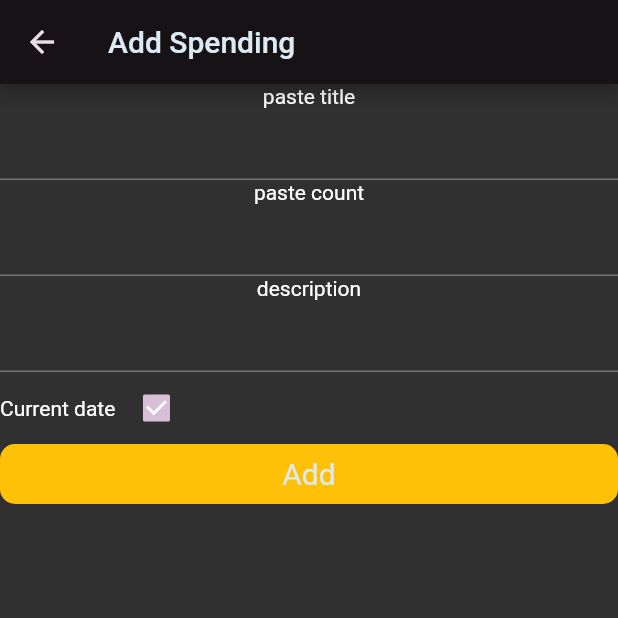
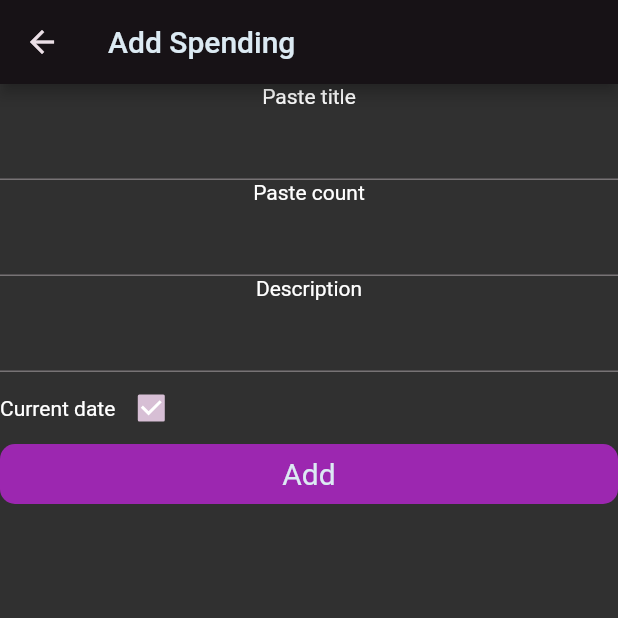
Before and after one commit to MichaelChernyshevsky/timeful-app, a Flutter app: the AddSpedingScreen screen opened by its route, on a phone screen of 412 x 824 dp, the top half of it. Run offline on Flutter 3.47's test engine with Material 2 defaults, Android fonts, the phone set to English and light mode, and no system bars; our stand-ins replace equatable, flutter_bloc, flutter_svg, get_it.

Commit message:
main - add utils (refactor)

```diff
--- a/lib/core/localization/app_localization.dart
+++ b/lib/core/localization/app_localization.dart
@@ -62,6 +62,14 @@ class AppLocalizations {
   // add
   String get add => Intl.message('Add');
   String get addSpending => Intl.message('Add Spending');
+  String get pasteTitle => Intl.message('Paste title');
+  String get pasteCount => Intl.message('Paste count');
+  String get description => Intl.message('Description');
+  String get currentDate => Intl.message('Current date');
+
+  // notification
+  String get errorLoading => Intl.message('Error loading');
+  String get errorAdding => Intl.message('Error adding');
 }
 
 class AppLocalizationsDelegate extends LocalizationsDelegate<AppLocalizations> {
--- a/lib/interface/screens/common/main_screen.dart
+++ b/lib/interface/screens/common/main_screen.dart
@@ -1,6 +1,5 @@
 import 'package:app_with_apps/core/manager/economy_bloc/economy_bloc.dart';
 import 'package:app_with_apps/interface/exports/screens_exports.dart';
-import 'package:flutter/gestures.dart';
 import 'package:flutter_bloc/flutter_bloc.dart';
 
 class MainScreen extends StatefulWidget {
@@ -37,7 +36,7 @@ class _MainScreenState extends State<MainScreen> {
         ],
       ),
       bottomNavigationBar: Container(
-        color: Colors.amber,
+        color: UTILSConstants.purple,
         height: getHeight(80),
         child: Row(
           mainAxisAlignment: MainAxisAlignment.center,
--- a/lib/interface/screens/common/pages/economy/add_spending.dart
+++ b/lib/interface/screens/common/pages/economy/add_spending.dart
@@ -24,7 +24,7 @@ class _AddSpedingScreenState extends State<AddSpedingScreen> {
   TextEditingController contorllerDescription = TextEditingController();
 
   HistoryElement? element;
-  Color buttonColor = Colors.amber;
+  Color buttonColor = UTILSConstants.purple;
   bool currentDate = true;
   DateTime? date;
 
@@ -61,14 +61,14 @@ class _AddSpedingScreenState extends State<AddSpedingScreen> {
       );
     } else {
       setState(() {
-        buttonColor = Colors.red;
+        buttonColor = UTILSConstants.grey;
       });
     }
   }
 
   void stateFunc(EconomyBlocState state) {
     if (state is BlocError) {
-      debugPrint('error adding');
+      debugPrint(AppLocalizations.current.errorAdding);
     } else if (state is BlocSuccess) {
       Navigator.of(context).pop(element);
     }
@@ -85,14 +85,14 @@ class _AddSpedingScreenState extends State<AddSpedingScreen> {
       body: Center(
         child: Column(
           children: [
-            const Text('paste title'),
+            Text(AppLocalizations.current.pasteTitle),
             TextFormField(controller: contorllerTitle),
-            const Text('paste count'),
+            Text(AppLocalizations.current.pasteCount),
             TextFormField(
               controller: contorllerCost,
               keyboardType: TextInputType.number,
             ),
-            const Text('description'),
+            Text(AppLocalizations.current.description),
             TextFormField(
               controller: contorllerDescription,
               keyboardType: TextInputType.number,
@@ -101,7 +101,7 @@ class _AddSpedingScreenState extends State<AddSpedingScreen> {
             BlocListener<EconomyBloc, EconomyBlocState>(
               listener: (context, state) => stateFunc(state),
               child: CustomButton(
-                color: Colors.amber,
+                color: UTILSConstants.purple,
                 tap: addSpending,
                 text: AppLocalizations.current.add,
               ),
@@ -127,7 +127,7 @@ class _AddSpedingScreenState extends State<AddSpedingScreen> {
         children: [
           Row(
             children: [
-              const Text('Current date '),
+              Text(AppLocalizations.current.currentDate),
               Checkbox(
                 value: currentDate,
                 onChanged: (value) => changeCheckBox(newValue: value!),
@@ -141,7 +141,7 @@ class _AddSpedingScreenState extends State<AddSpedingScreen> {
         children: [
           Row(
             children: [
-              const Text('Current date '),
+              Text(AppLocalizations.current.currentDate),
               Checkbox(
                 value: currentDate,
                 onChanged: (value) => changeCheckBox(newValue: value!),
--- a/lib/interface/screens/common/pages/economy/history_economy_page.dart
+++ b/lib/interface/screens/common/pages/economy/history_economy_page.dart
@@ -63,7 +63,7 @@ class _HistoryEconomyPageState extends State<HistoryEconomyPage> {
     }
   }
 
-  void onError() => debugPrint('error adding');
+  void onError() => debugPrint(AppLocalizations.current.errorLoading);
 
   void setElements(List<HistoryElement> elementsBloc) => setState(() {
         elements = elementsBloc;
@@ -123,41 +123,3 @@ class _HistoryEconomyPageState extends State<HistoryEconomyPage> {
     );
   }
 }
-
-
- // Padding(
-            //   padding: const EdgeInsets.symmetric(vertical: 20),
-            //   child: Row(
-            //     mainAxisAlignment: MainAxisAlignment.spaceAround,
-            //     children: [
-            //       GestureDetector(
-            //         onTap: () => setNewState(state: HistoryState.all),
-            //         child: CustomButton(
-            //           color: getCurrentButtonColor(state: HistoryState.all),
-            //           text: AppLocalizations.current.sortAll,
-            //         ),
-            //       ),
-            //       GestureDetector(
-            //         onTap: () => setNewState(state: HistoryState.byDate),
-            //         child: CustomButton(
-            //           color: getCurrentButtonColor(state: HistoryState.byDate),
-            //           text: AppLocalizations.current.sortByDate,
-            //         ),
-            //       ),
-            //       GestureDetector(
-            //         onTap: () => setNewState(state: HistoryState.min),
-            //         child: CustomButton(
-            //           color: getCurrentButtonColor(state: HistoryState.min),
-            //           text: AppLocalizations.current.sortMin,
-            //         ),
-            //       ),
-            //       GestureDetector(
-            //         onTap: () => setNewState(state: HistoryState.max),
-            //         child: CustomButton(
-            //           color: getCurrentButtonColor(state: HistoryState.max),
-            //           text: AppLocalizations.current.sortMax,
-            //         ),
-            //       ),
-            //     ],
-            //   ),
-            // ),
```
